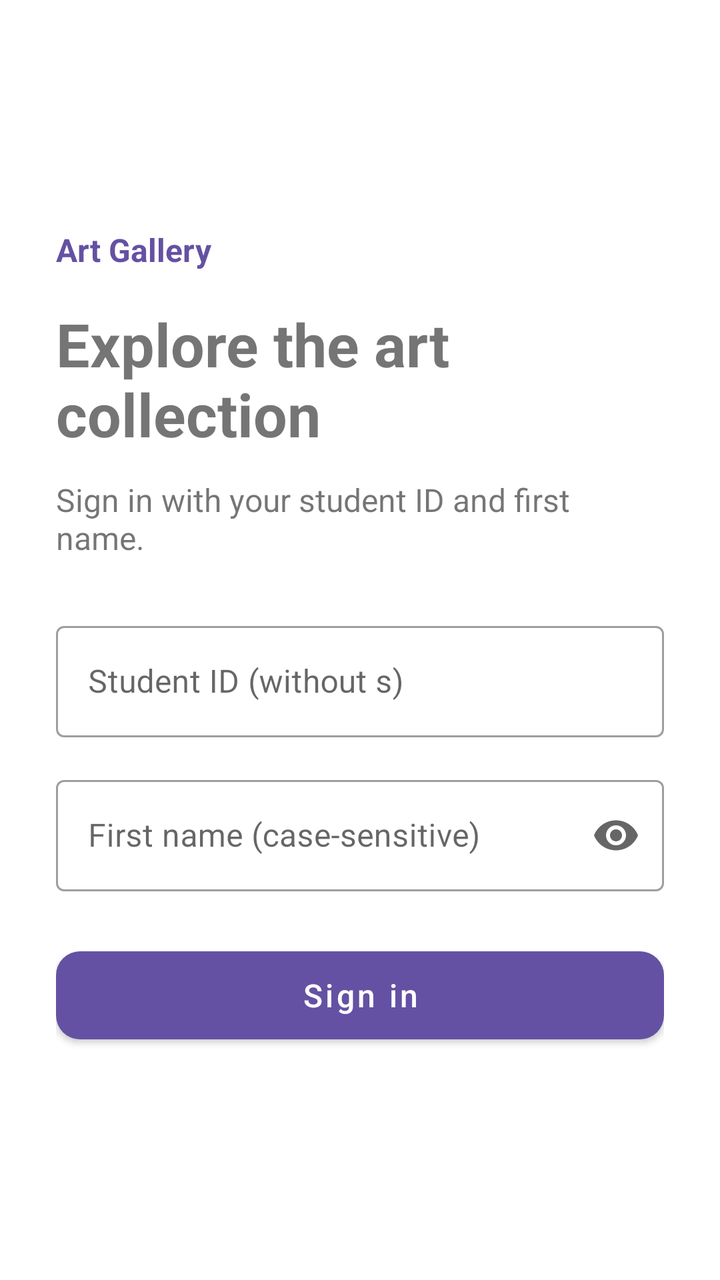
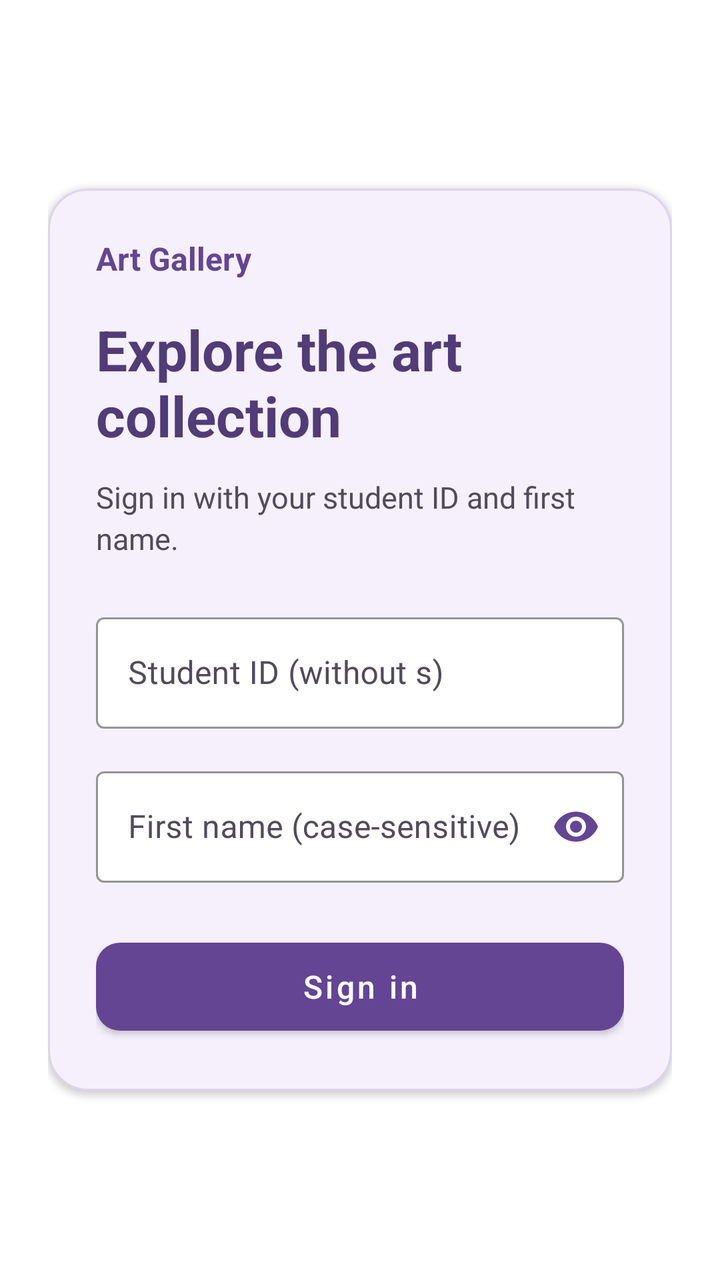

Compare the two renders of this Android layout. The source of the first and the diff that turns it into the second are given below.
<!-- AndroidManifest.xml: application theme Theme.ArtGallery -->
<!-- res/layout/fragment_login.xml -->
<?xml version="1.0" encoding="utf-8"?>
<ScrollView xmlns:android="http://schemas.android.com/apk/res/android"
    xmlns:app="http://schemas.android.com/apk/res-auto"
    android:layout_width="match_parent"
    android:layout_height="match_parent"
    android:fillViewport="true">

    <LinearLayout
        android:layout_width="match_parent"
        android:layout_height="wrap_content"
        android:orientation="vertical"
        android:gravity="center_vertical"
        android:padding="28dp">

        <TextView
            android:layout_width="match_parent"
            android:layout_height="wrap_content"
            android:text="@string/app_name"
            android:textSize="16sp"
            android:textStyle="bold"
            android:textColor="?attr/colorPrimary"
            android:layout_marginBottom="16dp" />

        <TextView
            android:layout_width="match_parent"
            android:layout_height="wrap_content"
            android:text="@string/login_title"
            android:textSize="30sp"
            android:textStyle="bold"
            android:layout_marginBottom="12dp" />

        <TextView
            android:layout_width="match_parent"
            android:layout_height="wrap_content"
            android:text="@string/login_subtitle"
            android:textSize="16sp"
            android:layout_marginBottom="28dp" />

        <com.google.android.material.textfield.TextInputLayout
            style="@style/Widget.MaterialComponents.TextInputLayout.OutlinedBox"
            android:layout_width="match_parent"
            android:layout_height="wrap_content"
            android:hint="@string/student_id">

            <com.google.android.material.textfield.TextInputEditText
                android:id="@+id/username"
                android:layout_width="match_parent"
                android:layout_height="wrap_content"
                android:inputType="number"
                android:singleLine="true"
                android:imeOptions="actionNext"
                android:autofillHints="username" />

        </com.google.android.material.textfield.TextInputLayout>

        <com.google.android.material.textfield.TextInputLayout
            style="@style/Widget.MaterialComponents.TextInputLayout.OutlinedBox"
            android:layout_width="match_parent"
            android:layout_height="wrap_content"
            android:layout_marginTop="16dp"
            android:hint="@string/password"
            app:endIconMode="password_toggle">

            <com.google.android.material.textfield.TextInputEditText
                android:id="@+id/password"
                android:layout_width="match_parent"
                android:layout_height="wrap_content"
                android:inputType="textPassword"
                android:singleLine="true"
                android:imeOptions="actionDone"
                android:saveEnabled="false"
                android:importantForAutofill="no" />

        </com.google.android.material.textfield.TextInputLayout>

        <TextView
            android:id="@+id/error"
            android:layout_width="match_parent"
            android:layout_height="wrap_content"
            android:layout_marginTop="12dp"
            android:textColor="?attr/colorError"
            android:accessibilityLiveRegion="polite"
            android:visibility="gone" />

        <ProgressBar
            android:id="@+id/progress"
            android:layout_width="40dp"
            android:layout_height="40dp"
            android:layout_gravity="center"
            android:layout_marginTop="16dp"
            android:contentDescription="@string/loading"
            android:visibility="gone" />

        <com.google.android.material.button.MaterialButton
            android:id="@+id/login"
            android:layout_width="match_parent"
            android:layout_height="wrap_content"
            android:minHeight="56dp"
            android:layout_marginTop="24dp"
            android:text="@string/sign_in"
            android:textSize="16sp"
            android:textAllCaps="false"
            app:cornerRadius="12dp" />

    </LinearLayout>
</ScrollView>
<!-- resources referenced by this layout -->
<resources>
  <string name="app_name">Art Gallery</string>
  <string name="loading">Loading…</string>
  <string name="login_subtitle">Sign in with your student ID and first name.</string>
  <string name="login_title">Explore the art collection</string>
  <string name="password">First name (case-sensitive)</string>
  <string name="sign_in">Sign in</string>
  <string name="student_id">Student ID (without s)</string>
  <style name="Theme.ArtGallery" parent="Theme.MaterialComponents.DayNight.NoActionBar">
          <item name="colorPrimary">#6451A3</item>
          <item name="colorPrimaryVariant">#49367E</item>
          <item name="colorOnPrimary">#FFFFFF</item>
          <item name="colorSecondary">#82703C</item>
      </style>
</resources>

<!-- the commit's change to res/layout/fragment_login.xml (unified diff, before → after) -->
@@ -10,97 +10,131 @@
         android:layout_height="wrap_content"
         android:orientation="vertical"
         android:gravity="center_vertical"
-        android:padding="28dp">
+        android:padding="24dp">
 
-        <TextView
+        <com.google.android.material.card.MaterialCardView
             android:layout_width="match_parent"
             android:layout_height="wrap_content"
-            android:text="@string/app_name"
-            android:textSize="16sp"
-            android:textStyle="bold"
-            android:textColor="?attr/colorPrimary"
-            android:layout_marginBottom="16dp" />
+            app:cardBackgroundColor="#F5F0FC"
+            app:cardCornerRadius="20dp"
+            app:cardElevation="2dp"
+            app:strokeColor="#DED3EF"
+            app:strokeWidth="1dp">
 
-        <TextView
-            android:layout_width="match_parent"
-            android:layout_height="wrap_content"
-            android:text="@string/login_title"
-            android:textSize="30sp"
-            android:textStyle="bold"
-            android:layout_marginBottom="12dp" />
-
-        <TextView
-            android:layout_width="match_parent"
-            android:layout_height="wrap_content"
-            android:text="@string/login_subtitle"
-            android:textSize="16sp"
-            android:layout_marginBottom="28dp" />
-
-        <com.google.android.material.textfield.TextInputLayout
-            style="@style/Widget.MaterialComponents.TextInputLayout.OutlinedBox"
-            android:layout_width="match_parent"
-            android:layout_height="wrap_content"
-            android:hint="@string/student_id">
-
-            <com.google.android.material.textfield.TextInputEditText
-                android:id="@+id/username"
+            <LinearLayout
                 android:layout_width="match_parent"
                 android:layout_height="wrap_content"
-                android:inputType="number"
-                android:singleLine="true"
-                android:imeOptions="actionNext"
-                android:autofillHints="username" />
+                android:orientation="vertical"
+                android:padding="24dp">
 
-        </com.google.android.material.textfield.TextInputLayout>
+                <TextView
+                    android:layout_width="match_parent"
+                    android:layout_height="wrap_content"
+                    android:text="@string/app_name"
+                    android:textSize="16sp"
+                    android:textStyle="bold"
+                    android:textColor="#644594"
+                    android:layout_marginBottom="16dp" />
 
-        <com.google.android.material.textfield.TextInputLayout
-            style="@style/Widget.MaterialComponents.TextInputLayout.OutlinedBox"
-            android:layout_width="match_parent"
-            android:layout_height="wrap_content"
-            android:layout_marginTop="16dp"
-            android:hint="@string/password"
-            app:endIconMode="password_toggle">
+                <TextView
+                    android:layout_width="match_parent"
+                    android:layout_height="wrap_content"
+                    android:text="@string/login_title"
+                    android:textSize="28sp"
+                    android:textStyle="bold"
+                    android:textColor="#513B78"
+                    android:layout_marginBottom="12dp" />
 
-            <com.google.android.material.textfield.TextInputEditText
-                android:id="@+id/password"
-                android:layout_width="match_parent"
-                android:layout_height="wrap_content"
-                android:inputType="textPassword"
-                android:singleLine="true"
-                android:imeOptions="actionDone"
-                android:saveEnabled="false"
-                android:importantForAutofill="no" />
+                <TextView
+                    android:layout_width="match_parent"
+                    android:layout_height="wrap_content"
+                    android:text="@string/login_subtitle"
+                    android:textSize="15sp"
+                    android:textColor="#514B5C"
+                    android:lineSpacingExtra="3dp"
+                    android:layout_marginBottom="24dp" />
 
-        </com.google.android.material.textfield.TextInputLayout>
+                <com.google.android.material.textfield.TextInputLayout
+                    style="@style/Widget.MaterialComponents.TextInputLayout.OutlinedBox"
+                    android:layout_width="match_parent"
+                    android:layout_height="wrap_content"
+                    android:hint="@string/student_id"
+                    android:textColorHint="#514B5C"
+                    app:hintTextColor="#644594"
+                    app:boxBackgroundColor="#FFFFFF"
+                    app:boxStrokeColor="#644594">
 
-        <TextView
-            android:id="@+id/error"
-            android:layout_width="match_parent"
-            android:layout_height="wrap_content"
-            android:layout_marginTop="12dp"
-            android:textColor="?attr/colorError"
-            android:accessibilityLiveRegion="polite"
-            android:visibility="gone" />
+                    <com.google.android.material.textfield.TextInputEditText
+                        android:id="@+id/username"
+                        android:layout_width="match_parent"
+                        android:layout_height="wrap_content"
+                        android:textColor="#30283D"
+                        android:inputType="number"
+                        android:singleLine="true"
+                        android:imeOptions="actionNext"
+                        android:autofillHints="username" />
 
-        <ProgressBar
-            android:id="@+id/progress"
-            android:layout_width="40dp"
-            android:layout_height="40dp"
-            android:layout_gravity="center"
-            android:layout_marginTop="16dp"
-            android:contentDescription="@string/loading"
-            android:visibility="gone" />
+                </com.google.android.material.textfield.TextInputLayout>
 
-        <com.google.android.material.button.MaterialButton
-            android:id="@+id/login"
-            android:layout_width="match_parent"
-            android:layout_height="wrap_content"
-            android:minHeight="56dp"
-            android:layout_marginTop="24dp"
-            android:text="@string/sign_in"
-            android:textSize="16sp"
-            android:textAllCaps="false"
-            app:cornerRadius="12dp" />
+                <com.google.android.material.textfield.TextInputLayout
+                    style="@style/Widget.MaterialComponents.TextInputLayout.OutlinedBox"
+                    android:layout_width="match_parent"
+                    android:layout_height="wrap_content"
+                    android:layout_marginTop="16dp"
+                    android:hint="@string/password"
+                    android:textColorHint="#514B5C"
+                    app:hintTextColor="#644594"
+                    app:boxBackgroundColor="#FFFFFF"
+                    app:boxStrokeColor="#644594"
+                    app:endIconMode="password_toggle"
+                    app:endIconTint="#644594">
 
+                    <com.google.android.material.textfield.TextInputEditText
+                        android:id="@+id/password"
+                        android:layout_width="match_parent"
+                        android:layout_height="wrap_content"
+                        android:textColor="#30283D"
+                        android:inputType="textPassword"
+                        android:singleLine="true"
+                        android:imeOptions="actionDone"
+                        android:saveEnabled="false"
+                        android:importantForAutofill="no" />
+
+                </com.google.android.material.textfield.TextInputLayout>
+
+                <TextView
+                    android:id="@+id/error"
+                    android:layout_width="match_parent"
+                    android:layout_height="wrap_content"
+                    android:layout_marginTop="12dp"
+                    android:textColor="#B3261E"
+                    android:accessibilityLiveRegion="polite"
+                    android:visibility="gone" />
+
+                <ProgressBar
+                    android:id="@+id/progress"
+                    android:layout_width="40dp"
+                    android:layout_height="40dp"
+                    android:layout_gravity="center"
+                    android:layout_marginTop="16dp"
+                    android:indeterminateTint="#644594"
+                    android:contentDescription="@string/loading"
+                    android:visibility="gone" />
+
+                <com.google.android.material.button.MaterialButton
+                    android:id="@+id/login"
+                    android:layout_width="match_parent"
+                    android:layout_height="wrap_content"
+                    android:minHeight="56dp"
+                    android:layout_marginTop="24dp"
+                    android:text="@string/sign_in"
+                    android:textSize="16sp"
+                    android:textAllCaps="false"
+                    android:textColor="#FFFFFF"
+                    app:backgroundTint="#644594"
+                    app:cornerRadius="12dp" />
+
+            </LinearLayout>
+        </com.google.android.material.card.MaterialCardView>
     </LinearLayout>
 </ScrollView>
